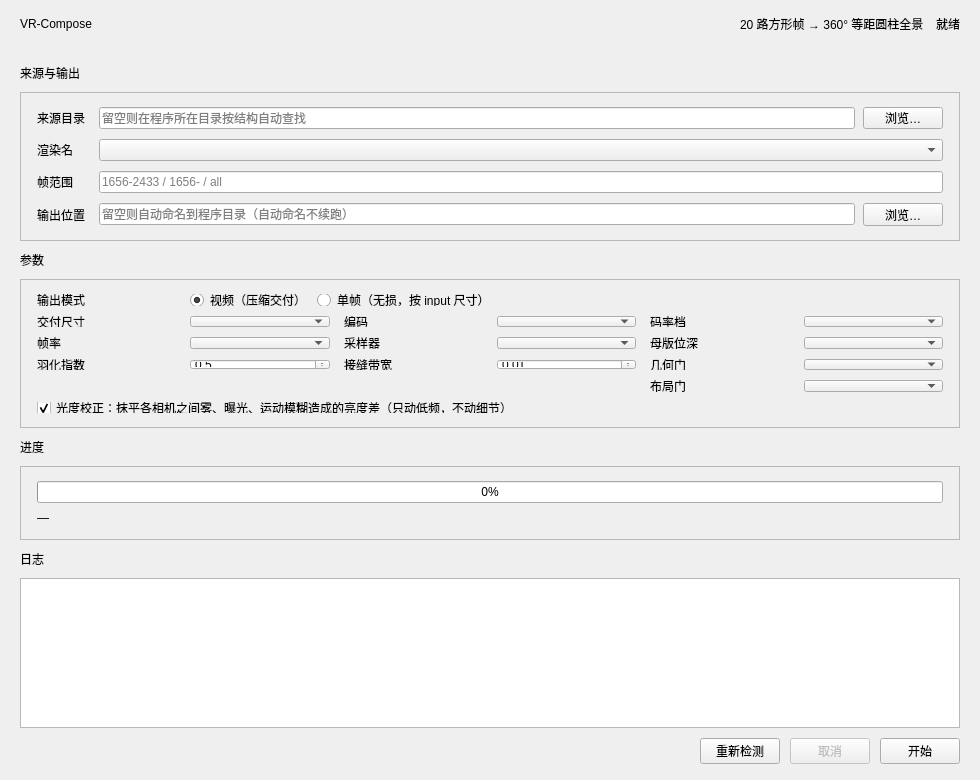
Above: src/vr_compose/gui/main_window.ui from Pannic17/VR-360-Compose before the change. Below: the same form after it.
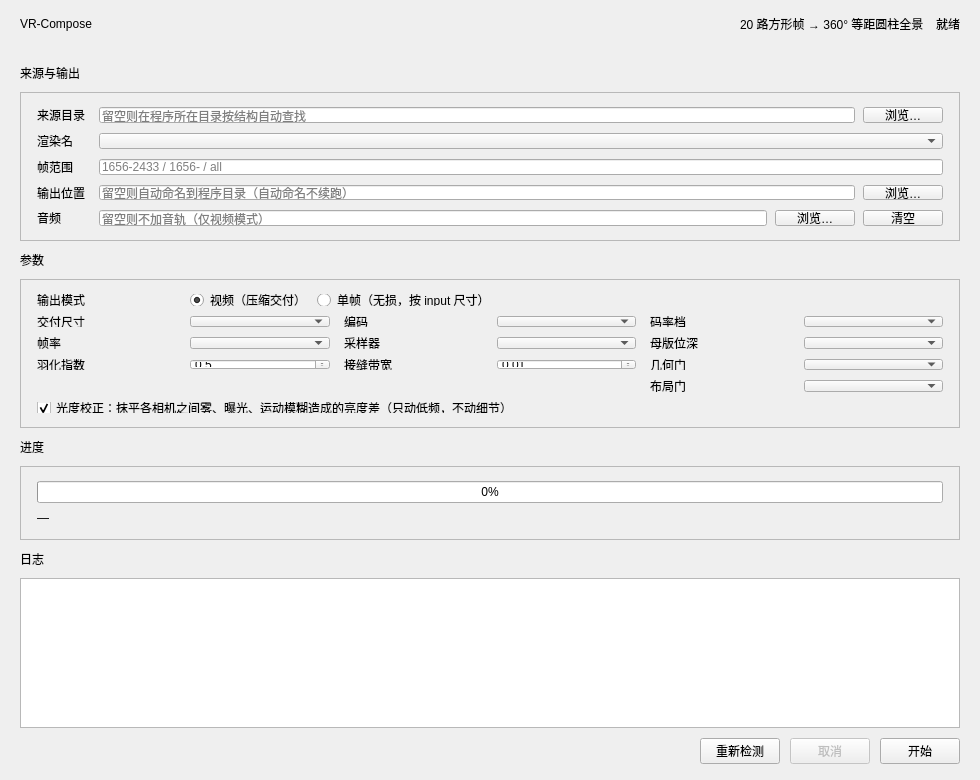
That is the form after the change.

Commit message:
Add optional audio track to the delivery MP4 (P14)
- Mux one audio file at the join: first sample on the first output frame,
  cut where the video ends, silent with a 1 s fade-out when shorter
- Default AAC-LC 48 kHz stereo 192 kbps; --audio-bitrate/-rate/-channels
- Add an audio picker to the GUI, greyed out in frame mode
- Check the audio track in conformance; list audio encoders in find_tools
- Record P13 and P14 in the roadmap; update AGENTS, README and manual

```diff
--- a/src/vr_compose/gui/main_window.ui
+++ b/src/vr_compose/gui/main_window.ui
@@ -137,6 +137,32 @@
             </item>
            </layout>
           </item>
+          <item row="4" column="0">
+           <widget class="QLabel" name="audioLabel">
+            <property name="text"><string>音频</string></property>
+            <property name="toolTip"><string>给视频加一条音轨（只用于视频模式）。音频的第一个采样对齐这次输出的第一帧；比视频长的部分裁掉；比视频短时后面无声，音频的最后 1 秒淡出。编码为 AAC 48 kHz 立体声 192 kbps。留空则不加音轨。</string></property>
+           </widget>
+          </item>
+          <item row="4" column="1">
+           <layout class="QHBoxLayout" name="audioRowLayout">
+            <property name="spacing"><number>8</number></property>
+            <item>
+             <widget class="QLineEdit" name="audioLineEdit">
+              <property name="placeholderText"><string>留空则不加音轨（仅视频模式）</string></property>
+             </widget>
+            </item>
+            <item>
+             <widget class="QPushButton" name="browseAudioButton">
+              <property name="text"><string>浏览…</string></property>
+             </widget>
+            </item>
+            <item>
+             <widget class="QPushButton" name="clearAudioButton">
+              <property name="text"><string>清空</string></property>
+             </widget>
+            </item>
+           </layout>
+          </item>
          </layout>
         </widget>
        </item>
```
The commit also changes 16 other files.
